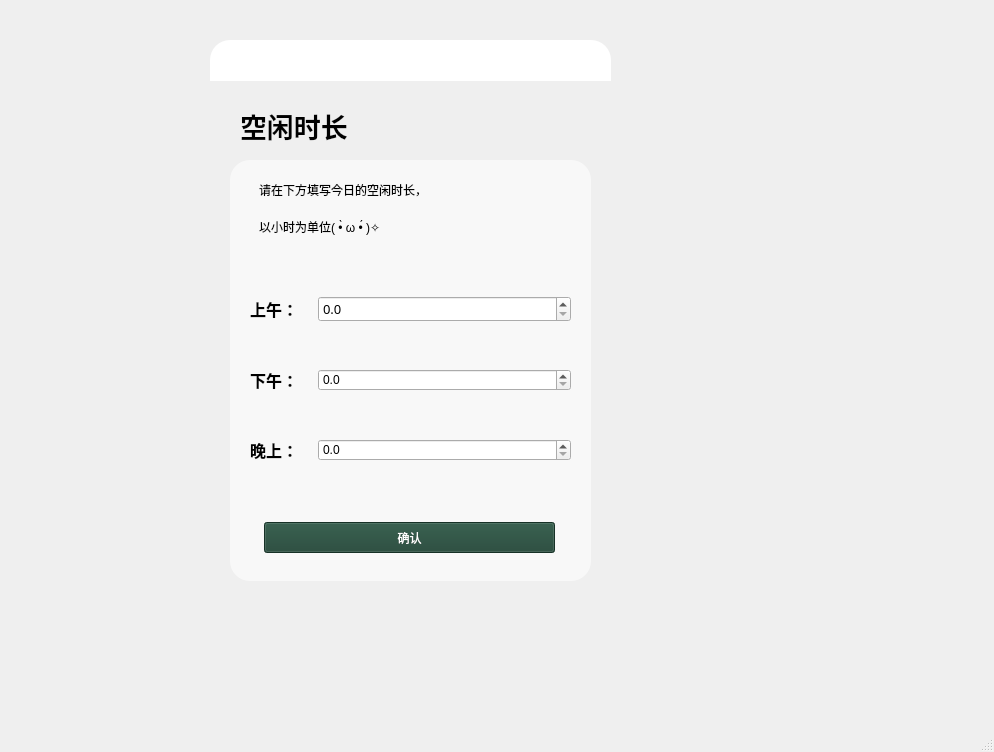
Old version of the form frontend/free_time.ui in the repository AiDahanwen/BUAA_2024_Python_Project.
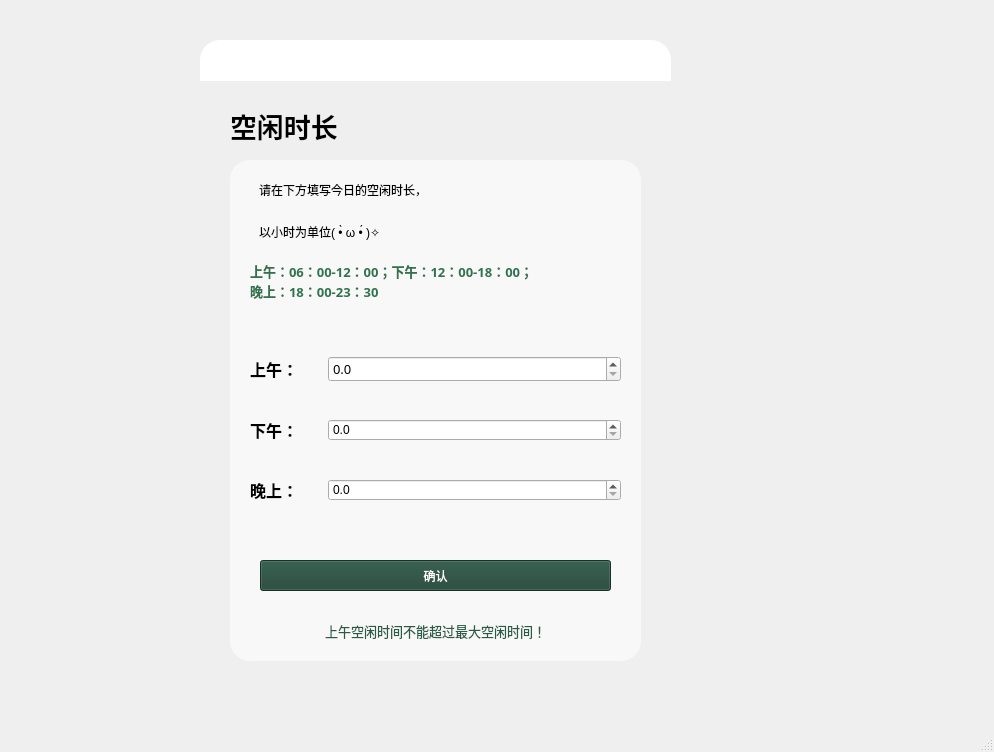
New version of the form. The open tabs and pages were chosen to show the change. Icons and pictures are not drawn.

Commit message: frontend-feat free_time:add time limit & feat main_interface:add frame title-cuzn

```diff
--- a/frontend/free_time.ui
+++ b/frontend/free_time.ui
@@ -23,10 +23,10 @@
    <widget class="QFrame" name="frame_whole">
     <property name="geometry">
      <rect>
-      <x>210</x>
+      <x>200</x>
       <y>40</y>
-      <width>401</width>
-      <height>571</height>
+      <width>471</width>
+      <height>641</height>
      </rect>
     </property>
     <property name="styleSheet">
@@ -74,9 +74,9 @@
     <widget class="QPushButton" name="pushButton_free_ensure">
      <property name="geometry">
       <rect>
-       <x>54</x>
-       <y>482</y>
-       <width>291</width>
+       <x>60</x>
+       <y>520</y>
+       <width>351</width>
        <height>31</height>
       </rect>
      </property>
@@ -92,10 +92,10 @@
     <widget class="QFrame" name="frame">
      <property name="geometry">
       <rect>
-       <x>40</x>
+       <x>50</x>
        <y>130</y>
-       <width>321</width>
-       <height>71</height>
+       <width>371</width>
+       <height>81</height>
       </rect>
      </property>
      <property name="minimumSize">
@@ -142,10 +142,10 @@
     <widget class="QWidget" name="layoutWidget">
      <property name="geometry">
       <rect>
-       <x>40</x>
-       <y>210</y>
-       <width>321</width>
-       <height>261</height>
+       <x>50</x>
+       <y>280</y>
+       <width>371</width>
+       <height>221</height>
       </rect>
      </property>
      <layout class="QVBoxLayout" name="verticalLayout">
@@ -312,7 +312,7 @@
       <rect>
        <x>0</x>
        <y>0</y>
-       <width>401</width>
+       <width>471</width>
        <height>41</height>
       </rect>
      </property>
@@ -328,10 +328,10 @@
     <widget class="QLabel" name="label_8">
      <property name="geometry">
       <rect>
-       <x>20</x>
+       <x>30</x>
        <y>120</y>
-       <width>361</width>
-       <height>421</height>
+       <width>411</width>
+       <height>501</height>
       </rect>
      </property>
      <property name="styleSheet">
@@ -345,7 +345,7 @@
     <widget class="QFrame" name="frame_close_and_mini">
      <property name="geometry">
       <rect>
-       <x>290</x>
+       <x>370</x>
        <y>0</y>
        <width>101</width>
        <height>41</height>
@@ -406,6 +406,131 @@
       </item>
      </layout>
     </widget>
+    <widget class="QStackedWidget" name="stackedWidget">
+     <property name="geometry">
+      <rect>
+       <x>50</x>
+       <y>560</y>
+       <width>371</width>
+       <height>41</height>
+      </rect>
+     </property>
+     <property name="styleSheet">
+      <string notr="true">background-color: rgba(255, 255, 255, 0);</string>
+     </property>
+     <property name="currentIndex">
+      <number>0</number>
+     </property>
+     <widget class="QWidget" name="page"/>
+     <widget class="QWidget" name="page_2">
+      <widget class="QLabel" name="label_9">
+       <property name="geometry">
+        <rect>
+         <x>30</x>
+         <y>20</y>
+         <width>311</width>
+         <height>21</height>
+        </rect>
+       </property>
+       <property name="font">
+        <font>
+         <family>微软雅黑</family>
+         <pointsize>10</pointsize>
+         <weight>50</weight>
+         <bold>false</bold>
+        </font>
+       </property>
+       <property name="styleSheet">
+        <string notr="true">color: rgb(40, 92, 69);</string>
+       </property>
+       <property name="text">
+        <string>上午空闲时间不能超过最大空闲时间！</string>
+       </property>
+       <property name="alignment">
+        <set>Qt::AlignCenter</set>
+       </property>
+      </widget>
+     </widget>
+     <widget class="QWidget" name="page_3">
+      <widget class="QLabel" name="label_10">
+       <property name="geometry">
+        <rect>
+         <x>30</x>
+         <y>20</y>
+         <width>301</width>
+         <height>21</height>
+        </rect>
+       </property>
+       <property name="font">
+        <font>
+         <family>微软雅黑</family>
+         <pointsize>10</pointsize>
+        </font>
+       </property>
+       <property name="styleSheet">
+        <string notr="true">color: rgb(56, 117, 83);</string>
+       </property>
+       <property name="text">
+        <string>下午空闲时间不能超过最大空闲时间！</string>
+       </property>
+       <property name="alignment">
+        <set>Qt::AlignCenter</set>
+       </property>
+      </widget>
+     </widget>
+     <widget class="QWidget" name="page_4">
+      <widget class="QLabel" name="label_11">
+       <property name="geometry">
+        <rect>
+         <x>30</x>
+         <y>10</y>
+         <width>311</width>
+         <height>31</height>
+        </rect>
+       </property>
+       <property name="font">
+        <font>
+         <family>微软雅黑</family>
+         <pointsize>10</pointsize>
+        </font>
+       </property>
+       <property name="styleSheet">
+        <string notr="true">color: rgb(49, 97, 75);</string>
+       </property>
+       <property name="text">
+        <string>晚上空闲时间不能超过最大空闲时间！</string>
+       </property>
+       <property name="alignment">
+        <set>Qt::AlignCenter</set>
+       </property>
+      </widget>
+     </widget>
+    </widget>
+    <widget class="QLabel" name="label_12">
+     <property name="geometry">
+      <rect>
+       <x>50</x>
+       <y>220</y>
+       <width>371</width>
+       <height>41</height>
+      </rect>
+     </property>
+     <property name="font">
+      <font>
+       <family>微软雅黑</family>
+       <pointsize>10</pointsize>
+       <weight>75</weight>
+       <bold>true</bold>
+      </font>
+     </property>
+     <property name="styleSheet">
+      <string notr="true">color: rgb(50, 114, 78);</string>
+     </property>
+     <property name="text">
+      <string>上午：06：00-12：00；下午：12：00-18：00；
+晚上：18：00-23：30</string>
+     </property>
+    </widget>
     <zorder>label_8</zorder>
     <zorder>label_4</zorder>
     <zorder>pushButton_free_ensure</zorder>
@@ -413,6 +538,8 @@
     <zorder>layoutWidget</zorder>
     <zorder>label_7</zorder>
     <zorder>frame_close_and_mini</zorder>
+    <zorder>stackedWidget</zorder>
+    <zorder>label_12</zorder>
    </widget>
   </widget>
   <widget class="QStatusBar" name="statusbar"/>
```
The commit also changes 3 other files.
